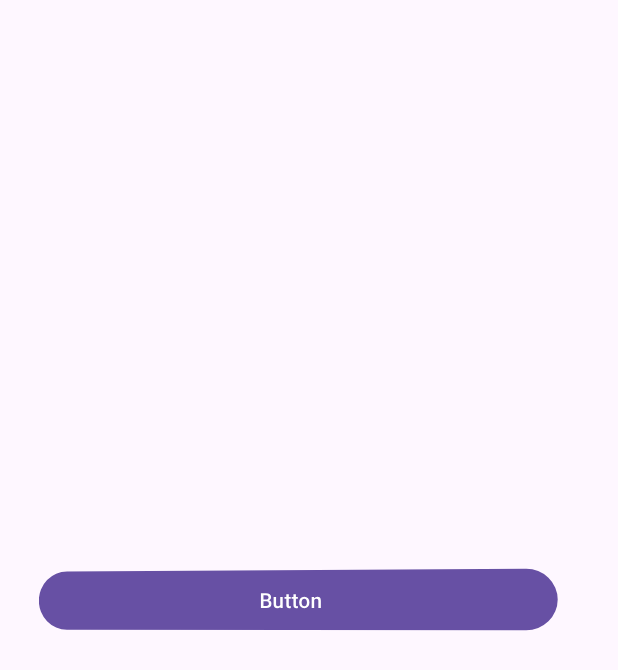
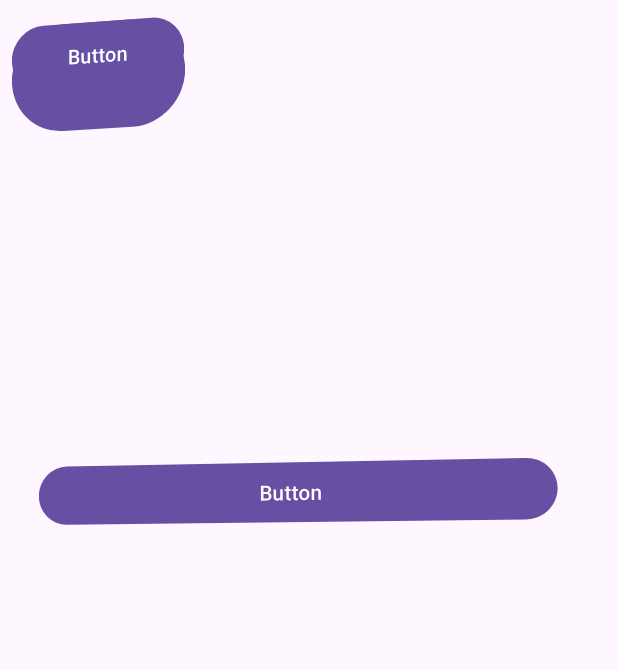
Before and after one commit to Samantha-Doria-blk5/Samantha-Doria-blk5-activity1, an Android app: the screen it shows after launch (MainActivity), on a phone screen of 412 x 824 dp. Shown: the top 670 px of the screen. Run offline under Robolectric (Android 15) with nearby library versions, the phone set to English and light mode, and no system bars.

Commit message:
fourth commit

```diff
--- a/app/src/main/res/layout/activity_main.xml
+++ b/app/src/main/res/layout/activity_main.xml
@@ -11,10 +11,45 @@
         android:id="@+id/button"
         android:layout_width="348dp"
         android:layout_height="0dp"
-        android:layout_marginTop="376dp"
+        android:layout_marginTop="304dp"
         android:text="Button"
         app:layout_constraintEnd_toEndOf="parent"
         app:layout_constraintHorizontal_bias="0.303"
         app:layout_constraintStart_toStartOf="parent"
         app:layout_constraintTop_toTopOf="parent" />
+
+    <HorizontalScrollView
+        android:layout_width="294dp"
+        android:layout_height="166dp"
+        tools:layout_editor_absoluteX="72dp"
+        tools:layout_editor_absoluteY="538dp">
+
+        <LinearLayout
+            android:layout_width="wrap_content"
+            android:layout_height="match_parent"
+            android:orientation="vertical" />
+    </HorizontalScrollView>
+
+    <androidx.viewpager2.widget.ViewPager2
+        android:layout_width="366dp"
+        android:layout_height="181dp"
+        tools:layout_editor_absoluteX="34dp"
+        tools:layout_editor_absoluteY="112dp" />
+
+    <Button
+        android:id="@+id/button3"
+        android:layout_width="122dp"
+        android:layout_height="81dp"
+        android:text="Button"
+        tools:layout_editor_absoluteX="34dp"
+        tools:layout_editor_absoluteY="399dp" />
+
+    <Button
+        android:id="@+id/button4"
+        android:layout_width="121dp"
+        android:layout_height="53dp"
+        android:text="Button"
+        tools:layout_editor_absoluteX="253dp"
+        tools:layout_editor_absoluteY="388dp" />
+
 </androidx.constraintlayout.widget.ConstraintLayout>
```
